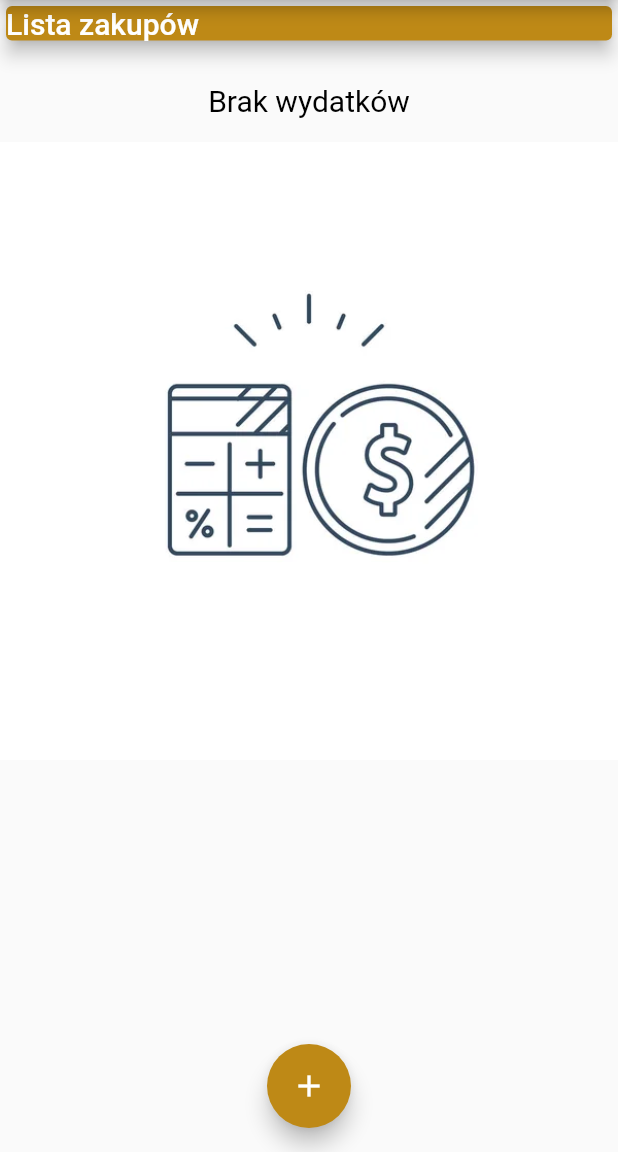
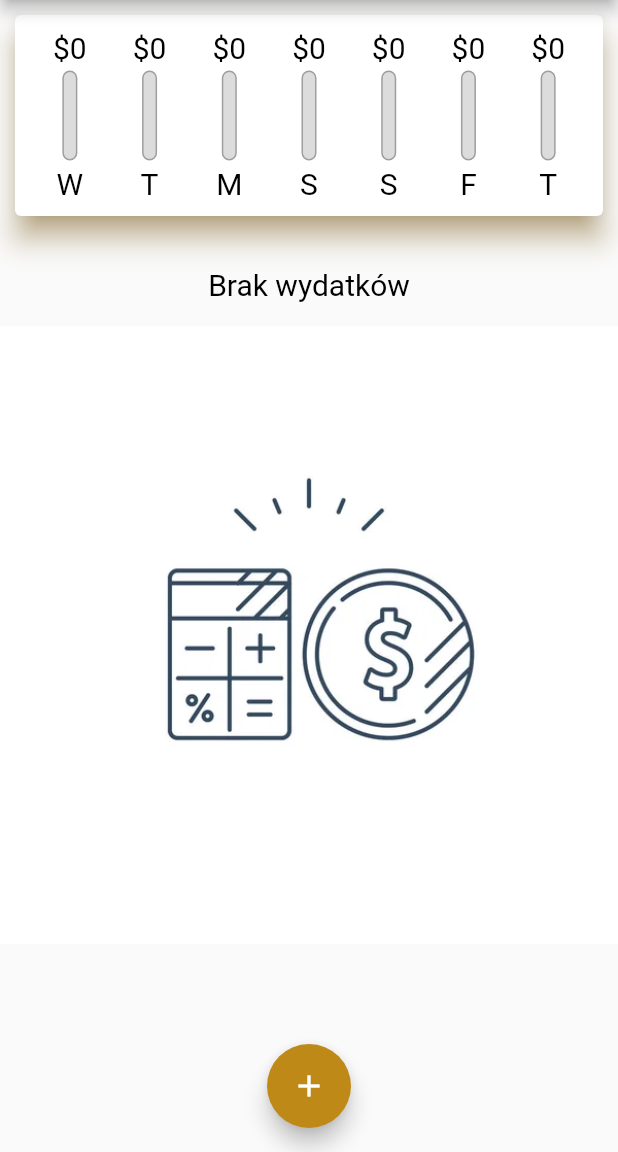
Before and after one commit to tatarmagda/Personal_expenses, a Flutter app: the screen it shows after launch, on a phone screen of 412 x 824 dp, the part 84-1236 px from its top. Run offline on Flutter 3.47's test engine with Material 2 defaults, Android fonts, the phone set to English and light mode, and no system bars; Roboto replaces fonts that are missing (Quicksand-Regular).

Commit message:
finished "chart" part

```diff
--- a/lib/main.dart
+++ b/lib/main.dart
@@ -1,8 +1,8 @@
 // ignore_for_file: prefer_const_constructors
 
-import 'package:flutter/gestures.dart';
 import 'package:flutter/material.dart';
 import 'package:personal_expenses/models/transaction.dart';
+import 'package:personal_expenses/widgets/chart.dart';
 import 'package:personal_expenses/widgets/new_transaction.dart';
 import 'package:personal_expenses/widgets/transaction_list.dart';
 
@@ -52,6 +52,15 @@ class _MyHomePageState extends State<MyHomePage> {
     //   date: DateTime.now(),
     // ),
   ];
+  List<Transaction> get _recentTransaction {
+    return _userTransactions.where((tx) {
+      return tx.date!.isAfter(
+        DateTime.now().subtract(
+          Duration(days: 7),
+        ),
+      );
+    }).toList();
+  }
 
   void _addNewTransaction(String txTitle, double txAmount) {
     final newTX = Transaction(
@@ -101,15 +110,7 @@ class _MyHomePageState extends State<MyHomePage> {
           mainAxisAlignment: MainAxisAlignment.start,
           crossAxisAlignment: CrossAxisAlignment.stretch,
           children: [
-            Container(
-              width: double.infinity,
-              child: Card(
-                color: Theme.of(context).colorScheme.secondary,
-                child: Text("Lista zakupów",
-                    style: Theme.of(context).textTheme.bodyText1),
-                elevation: 5,
-              ),
-            ),
+            Chart(_recentTransaction),
             TransactionList(_userTransactions),
           ],
         ),
--- a/lib/widgets/chart.dart
+++ b/lib/widgets/chart.dart
@@ -0,0 +1,67 @@
+import 'package:flutter/material.dart';
+import 'package:intl/intl.dart';
+import 'package:personal_expenses/models/transaction.dart';
+import 'package:personal_expenses/widgets/chart_bar.dart';
+
+class Chart extends StatelessWidget {
+  final List<Transaction> recentTranactions;
+
+  Chart(this.recentTranactions);
+
+  Iterable<Map<String, Object>> get groupedTransactionValues {
+    return List.generate(7, (index) {
+      final weekDay = DateTime.now().subtract(
+        Duration(days: index),
+      );
+      double totalSum = 0.0;
+
+      for (var i = 0; i < recentTranactions.length; i++) {
+        if (recentTranactions[i].date!.day == weekDay.day &&
+            recentTranactions[i].date!.month == weekDay.month &&
+            recentTranactions[i].date!.year == weekDay.year) {
+          totalSum += recentTranactions[i].amount!;
+        }
+      }
+
+      return {
+        "day": DateFormat.E().format(weekDay).substring(0, 1),
+        "amount": totalSum,
+      };
+    });
+  }
+
+  double get moneySpending {
+    return groupedTransactionValues.fold(0.0, (
+      sum,
+      item,
+    ) {
+      return sum + (item["amount"] as double);
+    });
+  }
+
+  @override
+  Widget build(BuildContext context) {
+    return Card(
+        elevation: 8,
+        shadowColor: Theme.of(context).colorScheme.secondary,
+        margin: EdgeInsets.all(10),
+        child: Padding(
+          padding: const EdgeInsets.all(10.0),
+          child: Row(
+            mainAxisAlignment: MainAxisAlignment.spaceAround,
+            children: groupedTransactionValues.map((data) {
+              return Flexible(
+                fit: FlexFit.tight,
+                child: ChartBar(
+                  data["day"] as String,
+                  data["amount"] as double,
+                  moneySpending == 0
+                      ? 0
+                      : (data["amount"] as double) / moneySpending,
+                ),
+              );
+            }).toList(),
+          ),
+        ));
+  }
+}
--- /dev/null
+++ b/lib/widgets/chart_bar.dart
@@ -0,0 +1,58 @@
+import 'package:flutter/material.dart';
+
+class ChartBar extends StatelessWidget {
+  final String label;
+  final double spendingAmount;
+  final double spendigPctOfTotal;
+
+  ChartBar(
+    this.label,
+    this.spendingAmount,
+    this.spendigPctOfTotal,
+  );
+
+  @override
+  Widget build(BuildContext context) {
+    return Column(
+      children: <Widget>[
+        FittedBox(
+          child: Text("\$${spendingAmount.toStringAsFixed(0)}"),
+        ),
+        SizedBox(
+          height: 4,
+        ),
+        Container(
+          height: 60,
+          width: 10,
+          child: Stack(
+            children: <Widget>[
+              Container(
+                decoration: BoxDecoration(
+                  border: Border.all(
+                    color: Colors.grey,
+                    width: 1,
+                  ),
+                  color: Color.fromRGBO(220, 220, 220, 1),
+                  borderRadius: BorderRadius.circular(15),
+                ),
+              ),
+              FractionallySizedBox(
+                heightFactor: spendigPctOfTotal,
+                child: Container(
+                  decoration: BoxDecoration(
+                    color: Theme.of(context).colorScheme.secondary,
+                    borderRadius: BorderRadius.circular(15),
+                  ),
+                ),
+              ),
+            ],
+          ),
+        ),
+        SizedBox(
+          height: 4,
+        ),
+        Text(label),
+      ],
+    );
+  }
+}
```
